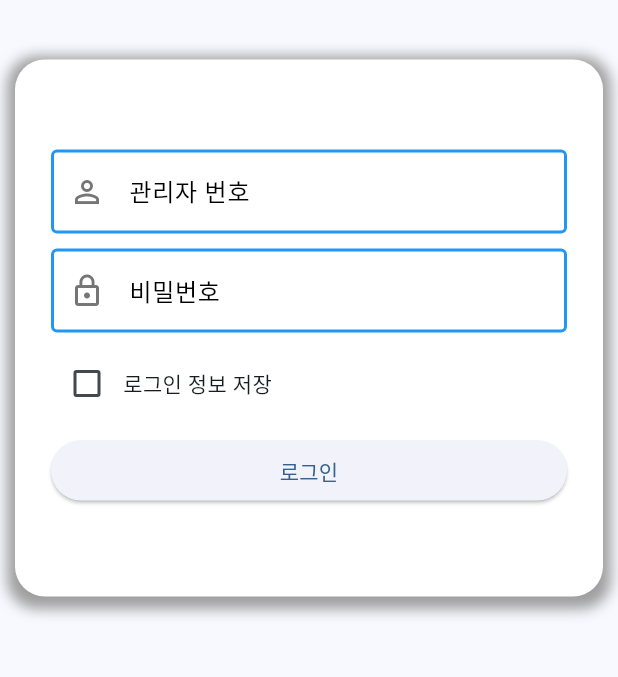
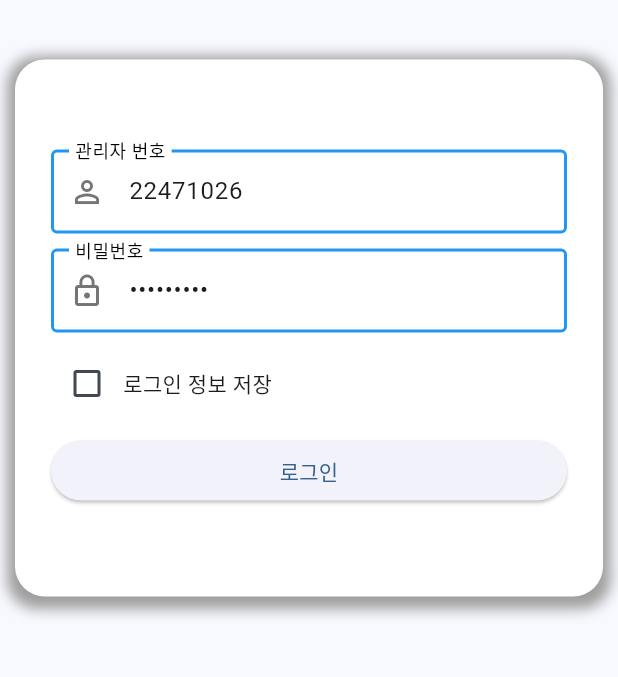
Before and after one commit to have-a-meal/window_admin_have_a_meal, a Flutter app: the screen it shows after launch, on a phone screen of 412 x 824 dp, the part 206-883 px from its top. Run offline on Flutter 3.47's test engine with Material 3 defaults, Android fonts, the phone set to English and light mode, and no system bars; our stand-ins replace dio, file_picker, gap, go_router; missing offline and left inert: spreadsheet_decoder.

```diff
--- a/lib/constants/http_ip.dart
+++ b/lib/constants/http_ip.dart
@@ -3,7 +3,7 @@ import 'package:go_router/go_router.dart';
 import 'package:window_have_a_meal/widget_tools/swag_platform_dialog.dart';
 
 class HttpIp {
-  static const httpIp = "http://61.39.251.231:8080";
+  static const apiUrl = "http://158.180.74.116:8080";
 
   static void errorPrint({
     required BuildContext context,
--- a/lib/features/account/sign_in_screen.dart
+++ b/lib/features/account/sign_in_screen.dart
@@ -13,9 +13,11 @@ class SignInScreen extends StatefulWidget {
 }
 
 class _SignInScreenState extends State<SignInScreen> {
-  final TextEditingController _idController = TextEditingController();
+  final TextEditingController _idController =
+      TextEditingController(text: "22471026");
   final FocusNode _idFocusNode = FocusNode();
-  final TextEditingController _passwordController = TextEditingController();
+  final TextEditingController _passwordController =
+      TextEditingController(text: "Test@1234");
   final FocusNode _pwFocusNode = FocusNode();
 
   bool _rememberMe = false;
@@ -75,26 +77,10 @@ class _SignInScreenState extends State<SignInScreen> {
   }
 
   void _handleLogin() async {
-    // final url = Uri.parse("${HttpIp.httpIp}/marine/users/auth");
-    // final headers = {'Content-Type': 'application/json'};
-    // final data = {
-    //   'userId': _idController.text.trim(),
-    //   'password': _passwordController.text.trim(),
-    // };
-    // final response =
-    //     await http.post(url, headers: headers, body: jsonEncode(data));
-
-    // if (response.statusCode >= 200 && response.statusCode < 300) {
-
-    // } else {
-    //   if (!mounted) return;
-    //   HttpIp.errorPrint(
-    //     context: context,
-    //     title: "통신 오류",
-    //     message: response.body,
-    //   );
-    // }
-    context.replaceNamed(NavigationScreen.routeName);
+    if (_idController.text.trim() == "22471026" &&
+        _passwordController.text.trim() == "Test@1234") {
+      context.replaceNamed(NavigationScreen.routeName);
+    }
   }
 
   @override
--- a/lib/models/menu_model.dart
+++ b/lib/models/menu_model.dart
@@ -1,5 +1,5 @@
 class MenuModel {
-  DateTime date;
+  String date;
   String menuTime;
   String menuCourse;
   List<String> menuList;
```
Also changed, not shown: lib/features/menu_insert/menu_insert_screen_test.dart (+62 -11 lines), pubspec.yaml (+6 -1 lines), pubspec.lock.
